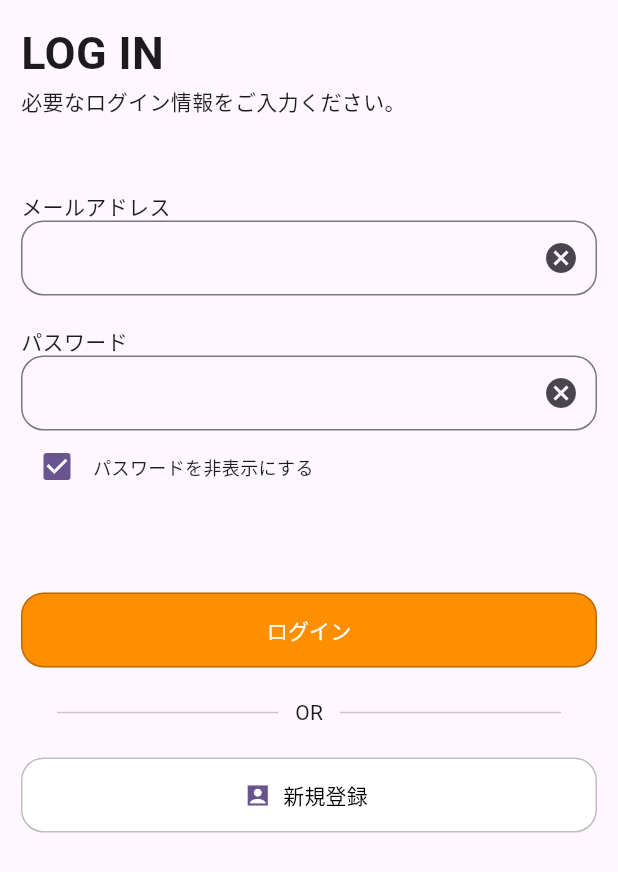
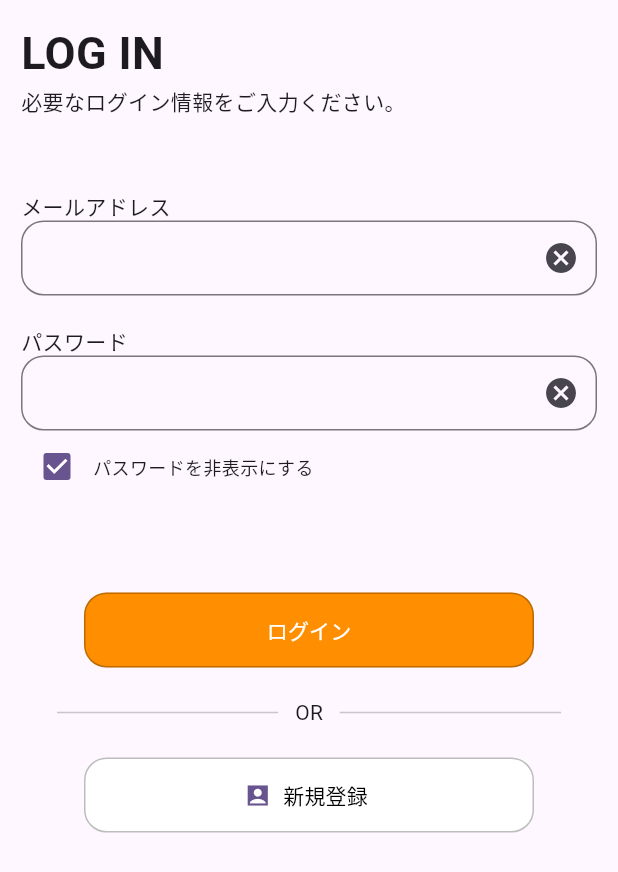
Before and after one commit to shimi-k/listening_app, a Flutter app: the screen it shows after launch, on a phone screen of 412 x 824 dp. Shown: the top 872 px of the screen. Run offline on Flutter 3.47's test engine with Material 2 defaults, Android fonts, the light colour scheme and no system bars; our stand-ins replace firebase_auth, firebase_core, flutter_riverpod, fluttertoast, freezed_annotation; accounts and stored records are empty.

Commit message:
修正＋Home画面

```diff
--- a/lib/main.dart
+++ b/lib/main.dart
@@ -22,6 +22,7 @@
     return MaterialApp(
       title: 'Flutter Demo',
       initialRoute: '/',
+      //TODO:go_routerを使ったほうがいいかも。スプラッシュ画面も追加する
       routes: {
         '/': (context) => const LoginView(),
         '/signUpView': (context) => const SignUpView(),
--- a/lib/view/login_view.dart
+++ b/lib/view/login_view.dart
@@ -1,11 +1,11 @@
 import 'package:flutter/material.dart';
 import 'package:flutter_riverpod/flutter_riverpod.dart';
 import 'package:listening_app/component/lgoin_text.dart';
+import 'package:listening_app/component/text_button_transition.dart';
 import 'package:listening_app/component/text_form.dart';
 import 'package:listening_app/component/text_icon_button_transition.dart';
+import 'package:listening_app/view_model/common/toast.dart';
 import 'package:listening_app/view_model/login_view_model.dart';
-
-import '../component/text_button_transition.dart';
 
 class LoginView extends ConsumerWidget {
   const LoginView({super.key});
@@ -18,6 +18,11 @@
     final isPasswordHidden = ref.watch(isHidden);
 
     Future<bool> login() async {
+      if (inputMail.text.isEmpty || inputPassword.text.isEmpty) {
+        //ログイン時のメールアドレスとパスワードが未入力の場合はfalseを返してログイン処理せずにメッセージを表示させる
+        showToast(msg: 'email or password not entered');
+        return false;
+      }
       bool isUserExists = await authNotifier.loginUserWithFirebase(
         inputMail.text,
         inputPassword.text,
@@ -80,20 +85,19 @@
                 const SizedBox(
                   height: 60,
                 ),
-                Row(
-                  children: [
-                    Expanded(
-                      child: SizedBox(
+                Center(
+                  child: authNotifier.isLoading
+                      ? const SizedBox(
                           height: 50,
-                        child: authNotifier.isLoading
-                            ? const Padding(
-                                //TODO:サークルの横幅の調整ができない
-                                padding: EdgeInsets.symmetric(vertical: 2),
+                          width: 50,
                           child: CircularProgressIndicator(
                             color: Colors.blue,
                           ),
                         )
-                            : CompTextButtonTransition(
+                      : SizedBox(
+                          height: 50,
+                          width: 300,
+                          child: CompTextButtonTransition(
                               text: 'ログイン',
                               backgroundColor: Colors.amber[800],
                               textColor: Colors.white,
@@ -108,8 +112,6 @@
                                 });
                               }),
                         ),
-                    )
-                  ],
                 ),
                 const SizedBox(
                   height: 20,
@@ -131,16 +133,11 @@
                 const SizedBox(
                   height: 20,
                 ),
-                Row(
-                  children: [
-                    Expanded(
+                Center(
                   child: SizedBox(
                     height: 50,
-                        child: authNotifier.isLoading
-                            ? const CircularProgressIndicator(
-                                color: Colors.white,
-                              )
-                            : CompTextIconButtonTransition(
+                    width: 300,
+                    child: CompTextIconButtonTransition(
                       text: '新規登録',
                       icon: const Icon(Icons.account_box_sharp),
                       backgroundColor: Colors.white,
@@ -150,8 +147,6 @@
                       },
                     ),
                   ),
-                    ),
-                  ],
                 )
               ],
             ),
```
Also changed, not shown: lib/repository/firebase_auth.dart (+10 -4 lines), lib/view/home_view.dart (+14 -5 lines), lib/view/sign_up_view.dart (+38 -16 lines), lib/view_model/home_view_model.dart (added, +22 -0 lines), lib/view_model/sign_up_view_model.dart (+22 -6 lines). Lines whose indentation alone changed are shown as unchanged.
